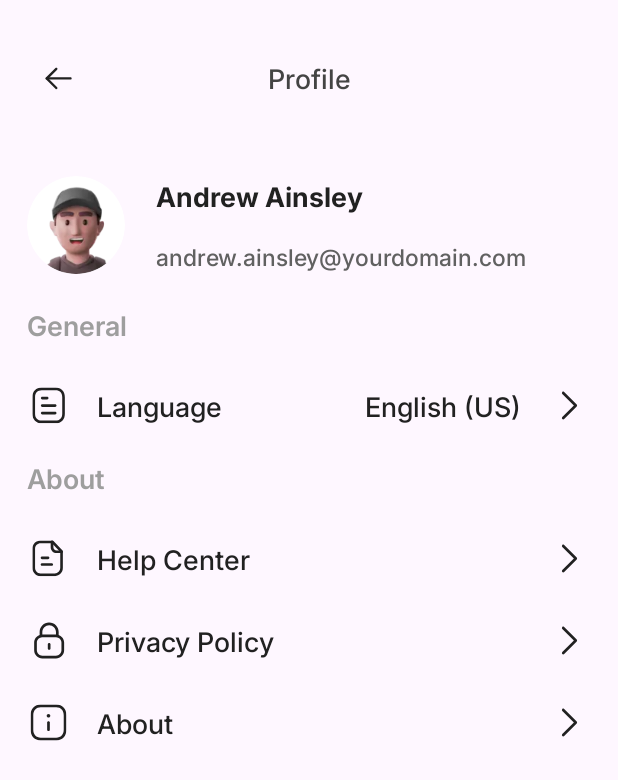
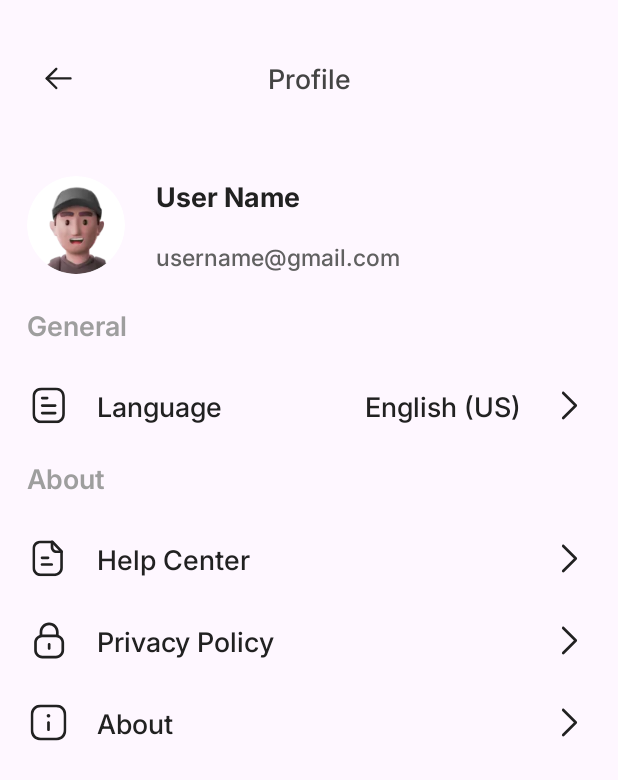
Before and after one commit to trantuananh-357/Android-App-Todo, an Android app: the layout activity_setting.xml on its own in the app's theme, with its tools: preview values and no code run, on a phone screen of 412 x 824 dp. Shown: the top 780 px of the screen. Run offline under Robolectric (Android 15) with nearby library versions, the phone set to English and light mode, and no system bars.

Commit message:
complete project

```diff
--- a/app/src/main/res/layout/activity_edit_task.xml
+++ b/app/src/main/res/layout/activity_edit_task.xml
@@ -157,7 +157,7 @@
             android:background="@drawable/bg_edit_text"
             android:drawableEnd="@drawable/ic_down"
             android:fontFamily="@font/inter_medium"
-            android:hint="@string/edit_title_hint_task_name"
+            android:hint="@string/edit_title_hint_start_time"
             android:paddingVertical="@dimen/_10sdp"
             android:paddingStart="@dimen/_10ssp"
             android:paddingEnd="@dimen/_10sdp"
@@ -189,7 +189,7 @@
             android:background="@drawable/bg_edit_text"
             android:drawableEnd="@drawable/ic_down"
             android:fontFamily="@font/inter_medium"
-            android:hint="@string/edit_title_hint_task_name"
+            android:hint="@string/edit_title_hint_end_time"
             android:paddingVertical="@dimen/_10sdp"
             android:paddingStart="@dimen/_10ssp"
             android:paddingEnd="@dimen/_10sdp"
--- a/app/src/main/res/layout/activity_setting.xml
+++ b/app/src/main/res/layout/activity_setting.xml
@@ -60,7 +60,7 @@
             android:layout_height="wrap_content"
             android:layout_marginStart="@dimen/_16sdp"
             android:fontFamily="@font/inter_bold"
-            android:text="Andrew Ainsley"
+            android:text="User Name"
             android:textColor="@color/color_212121"
             android:textSize="@dimen/_14ssp"
             app:layout_constraintStart_toEndOf="@+id/cvAvatar"
@@ -70,7 +70,7 @@
             android:layout_width="wrap_content"
             android:layout_height="wrap_content"
             android:fontFamily="@font/inter_medium"
-            android:text="andrew.ainsley@yourdomain.com"
+            android:text="username@gmail.com"
             android:textColor="@color/color_616161"
             android:textSize="@dimen/_12ssp"
             app:layout_constraintBottom_toBottomOf="@+id/cvAvatar"
--- a/app/src/main/res/values/strings.xml
+++ b/app/src/main/res/values/strings.xml
@@ -42,6 +42,8 @@
     <string name="edit_title_task_status">Status</string>
     <string name="edit_title_save_changes">Save changes</string>
     <string name="edit_title_hint_task_name">Type task name</string>
+    <string name="edit_title_hint_start_time">Type start time</string>
+    <string name="edit_title_hint_end_time">Type end time</string>
     <string name="edit_title_hint_description">Type description</string>
 
     <string name="dialog_result_action_no">No</string>
@@ -55,6 +57,6 @@
     <string name="dialog_remove_content">It\'s will be remove forever</string>
     <string name="dialog_remove_action">Yes</string>
 
-    <string name="home_title_create">Crete new task</string>
+    <string name="home_title_create">Create new task</string>
 
 </resources>
```
Also changed, not shown: 7 other files.
